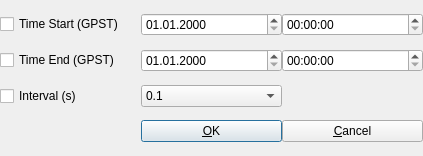
Qt form app/appcmn_qt/tspandlg.ui (tomojitakasu/RTKLIB) before a commit.
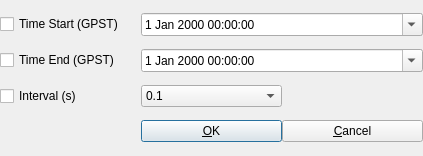
The same form after that commit.

Diff of the .ui file:
```diff
--- a/app/appcmn_qt/tspandlg.ui
+++ b/app/appcmn_qt/tspandlg.ui
@@ -45,20 +45,7 @@
      </property>
     </widget>
    </item>
-   <item row="0" column="1">
-    <widget class="QDateEdit" name="TimeY1">
-     <property name="enabled">
-      <bool>true</bool>
-     </property>
-     <property name="toolTip">
-      <string/>
-     </property>
-     <property name="displayFormat">
-      <string>dd.MM.yyyy</string>
-     </property>
-    </widget>
-   </item>
-   <item row="1" column="0">
+   <item row="2" column="0">
     <widget class="QCheckBox" name="TimeEndF">
      <property name="toolTip">
       <string/>
@@ -71,20 +58,7 @@
      </property>
     </widget>
    </item>
-   <item row="1" column="1">
-    <widget class="QDateEdit" name="TimeY2">
-     <property name="enabled">
-      <bool>true</bool>
-     </property>
-     <property name="toolTip">
-      <string/>
-     </property>
-     <property name="displayFormat">
-      <string>dd.MM.yyyy</string>
-     </property>
-    </widget>
-   </item>
-   <item row="2" column="0">
+   <item row="3" column="0">
     <widget class="QCheckBox" name="TimeIntF">
      <property name="toolTip">
       <string/>
@@ -97,7 +71,7 @@
      </property>
     </widget>
    </item>
-   <item row="3" column="1">
+   <item row="4" column="1">
     <widget class="QPushButton" name="BtnOk">
      <property name="enabled">
       <bool>true</bool>
@@ -116,7 +90,7 @@
      </property>
     </widget>
    </item>
-   <item row="2" column="1">
+   <item row="3" column="1">
     <widget class="QComboBox" name="EditTimeInt">
      <property name="enabled">
       <bool>true</bool>
@@ -201,27 +175,7 @@
      </item>
     </widget>
    </item>
-   <item row="1" column="2">
-    <widget class="QTimeEdit" name="TimeH2">
-     <property name="enabled">
-      <bool>true</bool>
-     </property>
-     <property name="toolTip">
-      <string/>
-     </property>
-    </widget>
-   </item>
-   <item row="0" column="2">
-    <widget class="QTimeEdit" name="TimeH1">
-     <property name="enabled">
-      <bool>true</bool>
-     </property>
-     <property name="toolTip">
-      <string/>
-     </property>
-    </widget>
-   </item>
-   <item row="3" column="2">
+   <item row="4" column="2">
     <widget class="QPushButton" name="BtnCancel">
      <property name="enabled">
       <bool>true</bool>
@@ -234,6 +188,20 @@
      </property>
     </widget>
    </item>
+   <item row="0" column="1" colspan="2">
+    <widget class="QDateTimeEdit" name="dateTime1">
+     <property name="calendarPopup">
+      <bool>true</bool>
+     </property>
+    </widget>
+   </item>
+   <item row="2" column="1" colspan="2">
+    <widget class="QDateTimeEdit" name="dateTime2">
+     <property name="calendarPopup">
+      <bool>true</bool>
+     </property>
+    </widget>
+   </item>
   </layout>
  </widget>
  <resources/>
```
